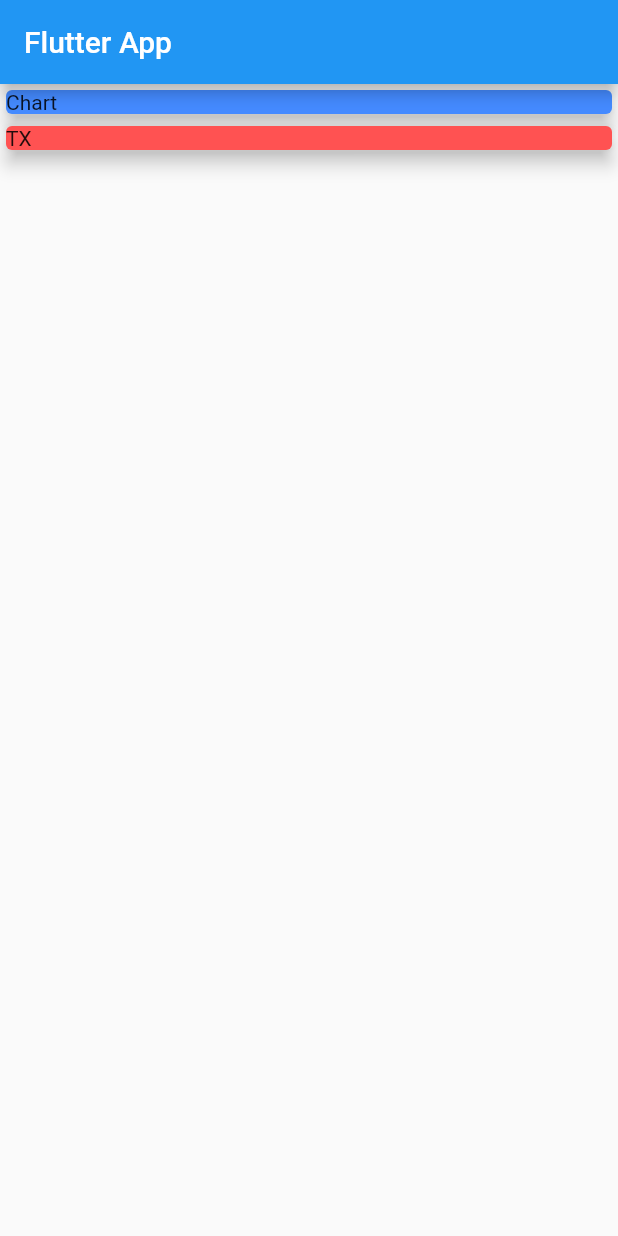
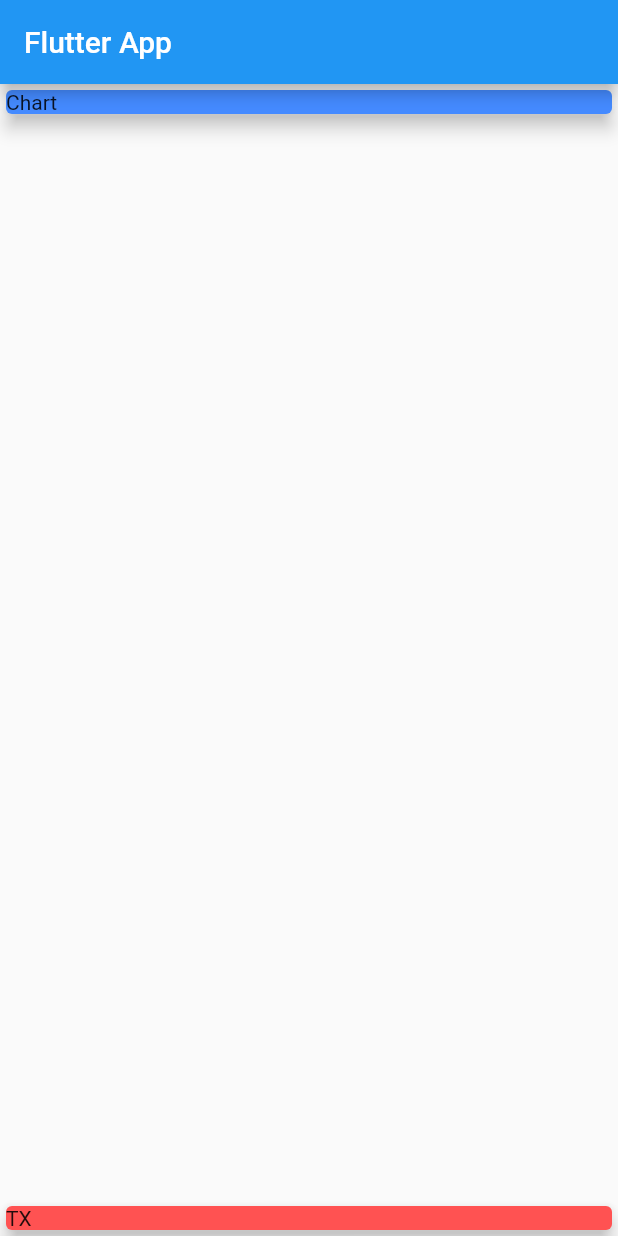
Before and after one commit to Bluesamyou/flutter_expense_tracker, a Flutter app: the screen it shows after launch, on a phone screen of 412 x 824 dp. Run offline on Flutter 3.47's test engine with Material 2 defaults, Android fonts, the phone set to English and light mode, and no system bars.

```diff
--- a/lib/main.dart
+++ b/lib/main.dart
@@ -1,4 +1,6 @@
 import 'package:flutter/material.dart';
+
+import "./transaction.dart";
 
 void main() => runApp(MyApp());
 
@@ -17,6 +19,20 @@ class MyApp extends StatelessWidget {
 
 class MyHomePage extends StatelessWidget {
   final String title;
+  final List<Transaction> transaction = [
+    Transaction(
+      id: "01",
+      title: "New Shoes",
+      amount: 125.99,
+      date: DateTime.now(),
+    ),
+    Transaction(
+      id: "01",
+      title: "Groceries",
+      amount: 60.54,
+      date: DateTime.now(),
+    )
+  ];
 
   MyHomePage(this.title);
 
@@ -25,6 +41,8 @@ class MyHomePage extends StatelessWidget {
     return Scaffold(
       appBar: AppBar(title: Text(title)),
       body: Column(
+        mainAxisAlignment: MainAxisAlignment.spaceBetween,
+        // crossAxisAlignment: CrossAxisAlignment.center,
         children: <Widget>[
           Container(
             width: double.infinity,
@@ -43,6 +61,7 @@ class MyHomePage extends StatelessWidget {
               child: Container(
                 child: Text("TX"),
                 width: double.infinity,
+                // color: Colors.white,
               ),
               color: Colors.redAccent,
               elevation: 5,
--- /dev/null
+++ b/lib/transaction.dart
@@ -0,0 +1,15 @@
+import "package:flutter/foundation.dart";
+
+class Transaction {
+  final String id;
+  final String title;
+  final double amount;
+  final DateTime date;
+
+  Transaction({
+    @required this.id,
+    @required this.title,
+    @required this.amount,
+    @required this.date,
+  });
+}
```
